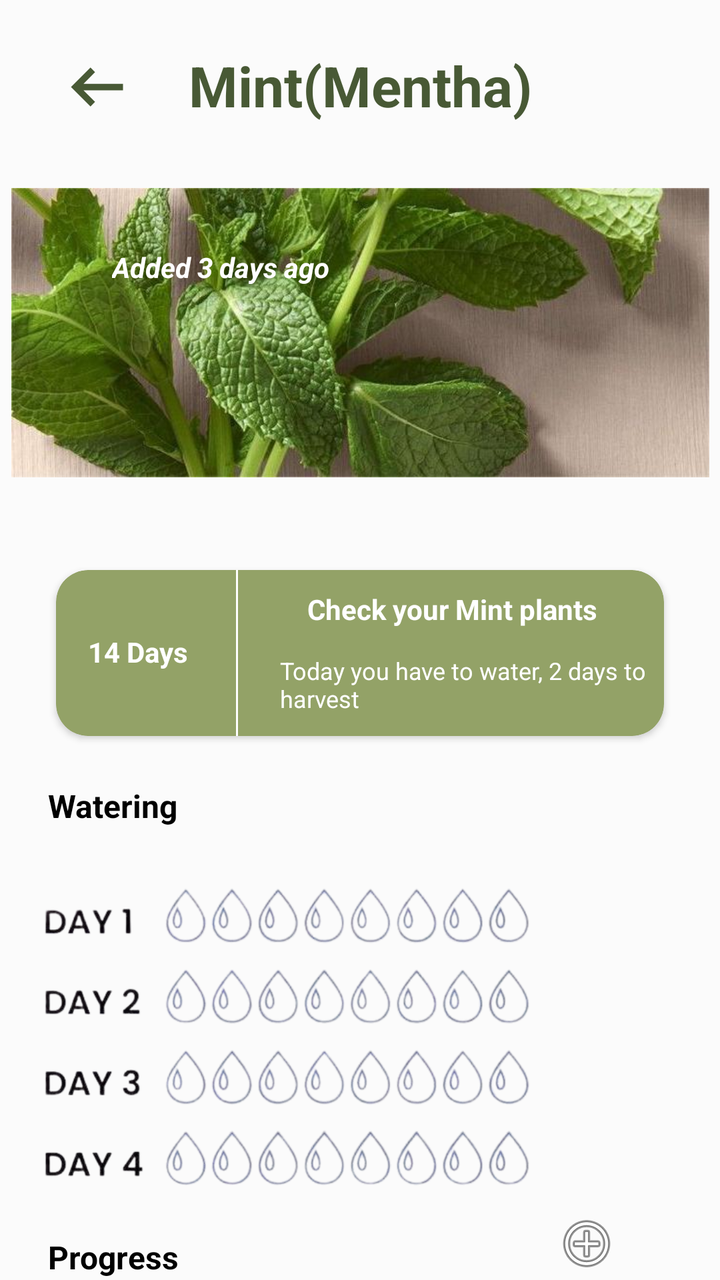
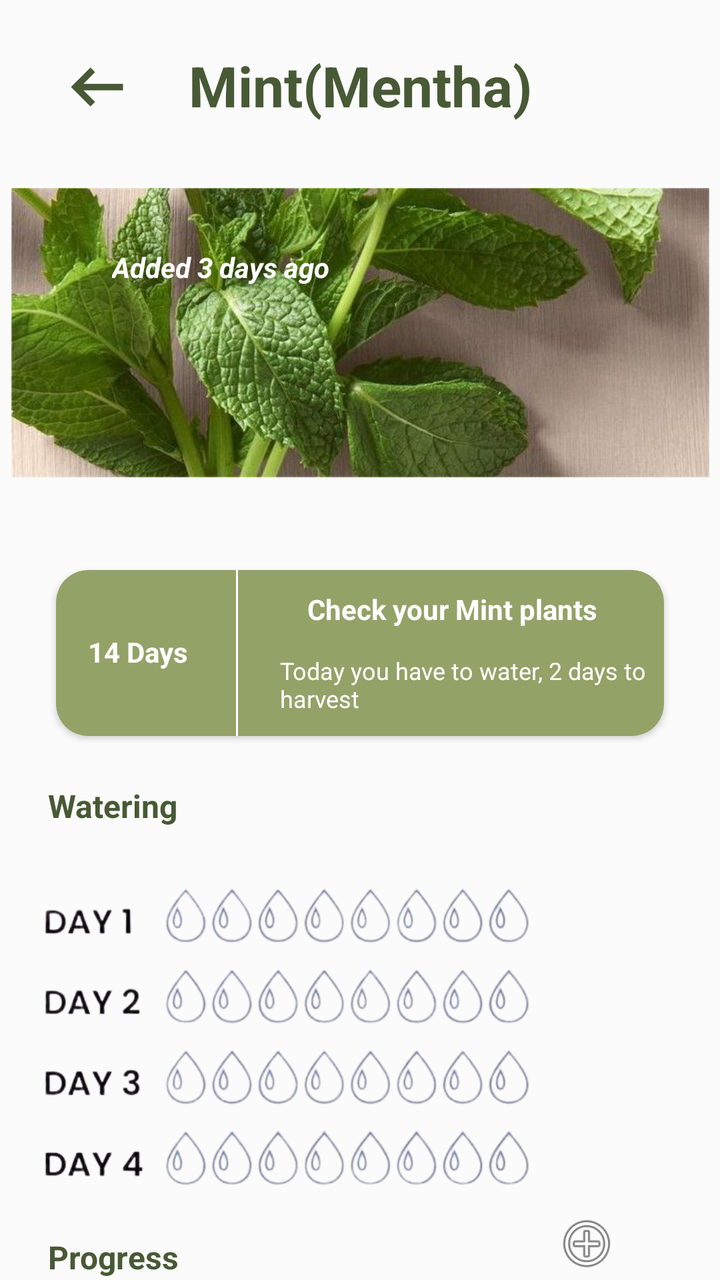

Two renders of the same Android screen: before a commit and after it. Below are the layout's source before the change and the commit's diff.
<!-- AndroidManifest.xml: application theme Theme.LabExam2 -->
<!-- res/layout/activity_mint.xml -->
<?xml version="1.0" encoding="utf-8"?>
<androidx.constraintlayout.widget.ConstraintLayout
    xmlns:android="http://schemas.android.com/apk/res/android"
    xmlns:app="http://schemas.android.com/apk/res-auto"
    xmlns:tools="http://schemas.android.com/tools"
    android:id="@+id/main"
    android:layout_width="match_parent"
    android:layout_height="match_parent"
    tools:context=".mint">

    
    <TextView
        android:id="@+id/textView28"
        android:layout_width="wrap_content"
        android:layout_height="wrap_content"
        android:layout_marginTop="24dp"
        android:text="@string/mint"
        android:textColor="#485935"
        android:textSize="28sp"
        android:textStyle="bold"
        app:layout_constraintEnd_toEndOf="parent"
        app:layout_constraintStart_toStartOf="parent"
        app:layout_constraintTop_toTopOf="parent" />

    <ImageView
        android:id="@+id/imageView2"
        android:layout_width="349dp"
        android:layout_height="162dp"
        android:layout_marginStart="24dp"
        android:layout_marginTop="24dp"
        android:layout_marginEnd="24dp"
        app:layout_constraintEnd_toEndOf="parent"
        app:layout_constraintStart_toStartOf="parent"
        app:layout_constraintTop_toBottomOf="@+id/textView28"
        app:srcCompat="@drawable/mint3" />

    <TextView
        android:id="@+id/textView31"
        android:layout_width="wrap_content"
        android:layout_height="wrap_content"
        android:layout_marginStart="56dp"
        android:layout_marginTop="124dp"
        android:textColor="#ffffff"
        android:textStyle="bold|italic"
        app:layout_constraintStart_toStartOf="parent"
        android:text="@string/add"
        app:layout_constraintTop_toTopOf="parent" />

    <androidx.cardview.widget.CardView
        android:id="@+id/cardView"
        android:layout_width="304dp"
        android:layout_height="83dp"
        android:layout_marginStart="24dp"
        android:layout_marginTop="24dp"
        android:layout_marginEnd="24dp"
        android:foregroundGravity="fill_vertical"
        app:cardBackgroundColor="@color/my_secondary"
        app:cardCornerRadius="16dp"
        app:layout_constraintBottom_toBottomOf="parent"
        app:layout_constraintEnd_toEndOf="parent"
        app:layout_constraintHorizontal_bias="0.491"
        app:layout_constraintStart_toStartOf="parent"
        app:layout_constraintTop_toBottomOf="@+id/imageView2"
        app:layout_constraintVertical_bias="0.048">

        
        <TextView
            android:id="@+id/textView14"
            android:layout_width="wrap_content"
            android:layout_height="wrap_content"
            android:layout_gravity="clip_vertical|center_vertical"
            android:includeFontPadding="false"
            android:paddingLeft="16dp"
            android:text="14 Days"
            android:textColor="#ffffff"
            android:textStyle="bold" />

        <View
            android:layout_width="1dp"
            android:layout_height="match_parent"
            android:layout_marginStart="90dp"
            android:layout_marginEnd="8dp"
            android:background="@color/white" />

        <LinearLayout
            android:layout_width="212dp"
            android:layout_height="43dp"
            android:layout_gravity="right"
            android:orientation="vertical">

            <TextView
                android:id="@+id/textView18"
                android:layout_width="match_parent"
                android:layout_height="wrap_content"
                android:layout_gravity="right|center_horizontal|center_vertical"
                android:gravity="clip_vertical|center_horizontal|fill_vertical"
                android:paddingTop="10dp"
                android:text="@string/reminderh"
                android:textColor="#ffffff"
                android:textStyle="bold" />
        </LinearLayout>

        <LinearLayout
            android:layout_width="208dp"
            android:layout_height="41dp"
            android:layout_gravity="bottom|right"
            android:orientation="vertical">

            <TextView
                android:id="@+id/textView21"
                android:layout_width="match_parent"
                android:layout_height="wrap_content"
                android:gravity="center_vertical"
                android:paddingLeft="16dp"
                android:text="@string/reminder"
                android:textColor="#ffffff"
                android:textSize="12sp" />
        </LinearLayout>

    </androidx.cardview.widget.CardView>

    
    <androidx.core.widget.NestedScrollView
        android:id="@+id/scrollProgress"
        android:layout_width="0dp"
        android:layout_height="0dp"
        android:fillViewport="true"
        app:layout_constraintTop_toBottomOf="@+id/cardView"
        app:layout_constraintBottom_toBottomOf="parent"
        app:layout_constraintStart_toStartOf="parent"
        app:layout_constraintEnd_toEndOf="parent">

        <androidx.constraintlayout.widget.ConstraintLayout
            android:layout_width="match_parent"
            android:layout_height="wrap_content">

            
            <TextView
                android:id="@+id/textView43"
                android:layout_width="wrap_content"
                android:layout_height="wrap_content"
                android:layout_marginStart="24dp"
                android:layout_marginTop="24dp"
                android:text="Watering"
                android:textColor="#000000"
                android:textSize="16sp"
                android:textStyle="bold"
                app:layout_constraintStart_toStartOf="parent"
                app:layout_constraintTop_toTopOf="parent" />

            <ImageView
                android:id="@+id/imageView18"
                android:layout_width="280dp"
                android:layout_height="204dp"
                app:layout_constraintStart_toStartOf="parent"
                app:layout_constraintTop_toBottomOf="@+id/textView43"
                app:srcCompat="@drawable/water2" />

            <ImageView
                android:id="@+id/imageView20"
                android:layout_width="wrap_content"
                android:layout_height="wrap_content"
                android:layout_marginTop="192dp"
                android:layout_marginEnd="52dp"
                app:layout_constraintEnd_toEndOf="parent"
                app:layout_constraintHorizontal_bias="0.723"
                app:layout_constraintStart_toEndOf="@+id/imageView18"
                app:layout_constraintTop_toBottomOf="@+id/textView43"
                app:srcCompat="@android:drawable/ic_menu_add" />

            <TextView
                android:id="@+id/textView44"
                android:layout_width="wrap_content"
                android:layout_height="wrap_content"
                android:layout_marginStart="24dp"
                android:text="Progress"
                android:textColor="#000000"
                android:textSize="16sp"
                android:textStyle="bold"
                app:layout_constraintStart_toStartOf="parent"
                app:layout_constraintTop_toBottomOf="@+id/imageView18" />

            <ImageView
                android:id="@+id/imageView21"
                android:layout_width="wrap_content"
                android:layout_height="wrap_content"
                android:layout_marginStart="40dp"
                app:layout_constraintStart_toStartOf="parent"
                app:layout_constraintTop_toBottomOf="@+id/textView44"
                app:srcCompat="@drawable/pr2" />

            <TextView
                android:id="@+id/textView45"
                android:layout_width="wrap_content"
                android:layout_height="wrap_content"
                android:layout_marginStart="20dp"
                android:layout_marginTop="40dp"
                android:text="Add soil"
                android:textColor="#93A267"
                android:textSize="16sp"
                android:textStyle="bold"
                app:layout_constraintStart_toEndOf="@+id/imageView21"
                app:layout_constraintTop_toBottomOf="@+id/imageView18" />

            <TextView
                android:id="@+id/textView46"
                android:layout_width="wrap_content"
                android:layout_height="wrap_content"
                android:layout_marginStart="20dp"
                android:text="Completed"
                app:layout_constraintStart_toEndOf="@+id/imageView21"
                app:layout_constraintTop_toBottomOf="@+id/textView45" />

            <TextView
                android:id="@+id/textView47"
                android:layout_width="wrap_content"
                android:layout_height="wrap_content"
                android:layout_marginStart="20dp"
                android:layout_marginTop="16dp"
                android:text="Fertilize"
                android:textColor="#93A267"
                android:textSize="16sp"
                android:textStyle="bold"
                app:layout_constraintStart_toEndOf="@+id/imageView21"
                app:layout_constraintTop_toBottomOf="@+id/textView46" />

            <TextView
                android:id="@+id/textView48"
                android:layout_width="wrap_content"
                android:layout_height="wrap_content"
                android:layout_marginStart="20dp"
                android:text="Completed"
                app:layout_constraintStart_toEndOf="@+id/imageView21"
                app:layout_constraintTop_toBottomOf="@+id/textView47" />

            <TextView
                android:id="@+id/textView49"
                android:layout_width="wrap_content"
                android:layout_height="wrap_content"
                android:layout_marginStart="20dp"
                android:layout_marginTop="20dp"
                android:text="Re Plant"
                android:textColor="#000000"
                android:textSize="16sp"
                android:textStyle="bold"
                app:layout_constraintStart_toEndOf="@+id/imageView21"
                app:layout_constraintTop_toBottomOf="@+id/textView48" />

            <TextView
                android:id="@+id/textView50"
                android:layout_width="wrap_content"
                android:layout_height="wrap_content"
                android:layout_marginStart="20dp"
                android:layout_marginTop="40dp"
                android:text="Harvest"
                android:textColor="#000000"
                android:textSize="16sp"
                android:textStyle="bold"
                app:layout_constraintStart_toEndOf="@+id/imageView21"
                app:layout_constraintTop_toBottomOf="@+id/textView49" />

        </androidx.constraintlayout.widget.ConstraintLayout>
    </androidx.core.widget.NestedScrollView>

    <ImageView
        android:id="@+id/imageView22"
        android:layout_width="43dp"
        android:layout_height="39dp"
        android:layout_marginStart="24dp"
        android:layout_marginTop="24dp"
        app:layout_constraintEnd_toStartOf="@+id/textView28"
        app:layout_constraintHorizontal_bias="0.112"
        app:layout_constraintStart_toStartOf="parent"
        app:layout_constraintTop_toTopOf="parent"
        app:srcCompat="@drawable/outline_arrow_left_alt_24" />

</androidx.constraintlayout.widget.ConstraintLayout>
<!-- resources referenced by this layout -->
<resources>
  <color name="my_secondary">#93A267</color>
  <color name="white">#FFFFFFFF</color>
  <!-- drawable mint3: jpg bitmap (drawable, 44948 bytes) -->
  <!-- drawable outline_arrow_left_alt_24 (drawable) -->
  <vector xmlns:android="http://schemas.android.com/apk/res/android" android:autoMirrored="true" android:height="24dp" android:tint="#485935" android:viewportHeight="960" android:viewportWidth="960" android:width="24dp">
        
      <path android:fillColor="@android:color/white" android:pathData="M400,720L160,480L400,240L456,298L314,440L800,440L800,520L314,520L456,662L400,720Z"/>
      
  </vector>
  <!-- drawable pr2: png bitmap (drawable, 12449 bytes) -->
  <!-- drawable water2: png bitmap (drawable, 146661 bytes) -->
  <string name="add">Added 3 days ago</string>
  <string name="mint">Mint(Mentha)</string>
  <string name="reminder">Today you have to water, 2 days to harvest</string>
  <string name="reminderh">Check your Mint plants</string>
  <style name="Theme.LabExam2" parent="Base.Theme.LabExam2" />
  <style name="Base.Theme.LabExam2" parent="Theme.Material3.DayNight.NoActionBar">
          
          
  
          
          <item name="colorPrimary">@color/my_primary</item>
          <item name="colorPrimaryVariant">@color/my_primary</item>
          <item name="colorOnPrimary">@color/my_primary</item>
  
  
          
          <item name="colorSecondary">@color/my_secondary</item>
          <item name="colorSecondaryVariant">@color/my_secondary</item>
          <item name="colorOnSecondary">@color/my_secondary</item>
  
          
          <item name="android:statusBarColor">@color/my_primary</item>
          <item name="android:windowBackground">@color/my_primary</item>
  
  
      </style>
  <color name="my_primary">#FBFBFB</color>
</resources>

<!-- the commit's change to res/layout/activity_mint.xml (unified diff, before → after) -->
@@ -8,7 +8,6 @@
     android:layout_height="match_parent"
     tools:context=".mint">
 
-    
     <TextView
         android:id="@+id/textView28"
         android:layout_width="wrap_content"
@@ -63,7 +62,6 @@
         app:layout_constraintTop_toBottomOf="@+id/imageView2"
         app:layout_constraintVertical_bias="0.048">
 
-        
         <TextView
             android:id="@+id/textView14"
             android:layout_width="wrap_content"
@@ -119,7 +117,6 @@
 
     </androidx.cardview.widget.CardView>
 
-    
     <androidx.core.widget.NestedScrollView
         android:id="@+id/scrollProgress"
         android:layout_width="0dp"
@@ -134,7 +131,6 @@
             android:layout_width="match_parent"
             android:layout_height="wrap_content">
 
-            
             <TextView
                 android:id="@+id/textView43"
                 android:layout_width="wrap_content"
@@ -142,7 +138,7 @@
                 android:layout_marginStart="24dp"
                 android:layout_marginTop="24dp"
                 android:text="Watering"
-                android:textColor="#000000"
+                android:textColor="@color/my_accent"
                 android:textSize="16sp"
                 android:textStyle="bold"
                 app:layout_constraintStart_toStartOf="parent"
@@ -174,7 +170,7 @@
                 android:layout_height="wrap_content"
                 android:layout_marginStart="24dp"
                 android:text="Progress"
-                android:textColor="#000000"
+                android:textColor="@color/my_accent"
                 android:textSize="16sp"
                 android:textStyle="bold"
                 app:layout_constraintStart_toStartOf="parent"
<!-- resource entries referenced after the edit -->
@@ -1,5 +1,6 @@
 <!-- resources referenced by this layout -->
 <resources>
+  <color name="my_accent">#485935</color>
   <color name="my_secondary">#93A267</color>
   <color name="white">#FFFFFFFF</color>
   <!-- drawable mint3: jpg bitmap (drawable, 44948 bytes) -->
